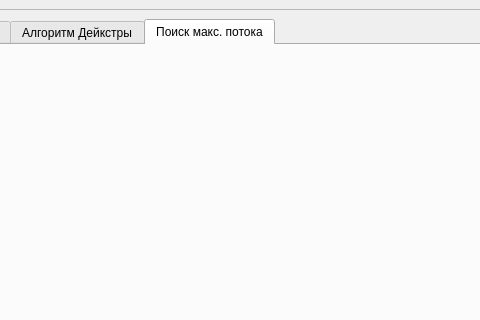
Before: the Qt Designer form main/main_window.ui in Lunovoy/graph-algorithms, drawn with Qt 5; both pictures show x 262 to 742 and y 0 to 320 of the 962 by 608 pixel window.
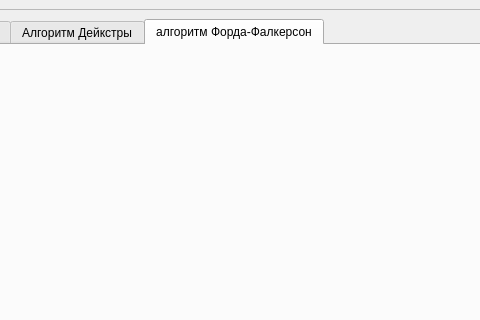
After: the same form once the commit is applied. The open tabs and pages were chosen to show the change.

The edit to the form file:
```diff
--- a/main/main_window.ui
+++ b/main/main_window.ui
@@ -49,7 +49,7 @@
          </widget>
          <widget class="QWidget" name="tab_4">
           <attribute name="title">
-           <string>Поиск макс. потока</string>
+           <string>алгоритм Форда-Фалкерсон</string>
           </attribute>
           <layout class="QVBoxLayout" name="verticalLayout_4"/>
          </widget>
```
Left out of the diff: 2 changed lines with no effect on the pictures.
